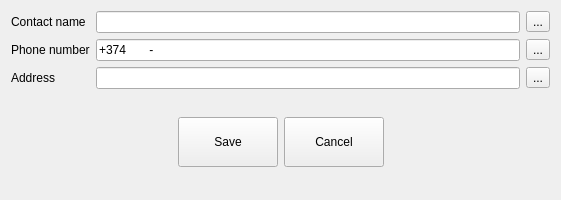
First picture: the form in Forms/dlgguestinfo.ui, repository End1-1/Cafe5, before the edit.
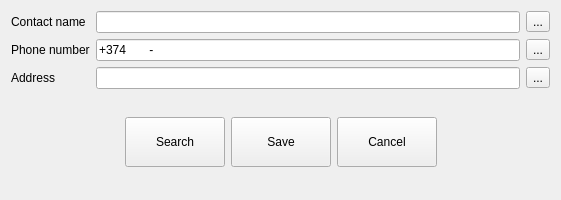
Second picture: the form after the edit. Icons and pictures are not drawn.

Patch:
```diff
--- a/Forms/dlgguestinfo.ui
+++ b/Forms/dlgguestinfo.ui
@@ -124,6 +124,19 @@
         </property>
        </spacer>
       </item>
+      <item>
+       <widget class="QToolButton" name="btnSearch">
+        <property name="minimumSize">
+         <size>
+          <width>100</width>
+          <height>50</height>
+         </size>
+        </property>
+        <property name="text">
+         <string>Search</string>
+        </property>
+       </widget>
+      </item>
       <item>
        <widget class="QToolButton" name="btnSave">
         <property name="minimumSize">
```
